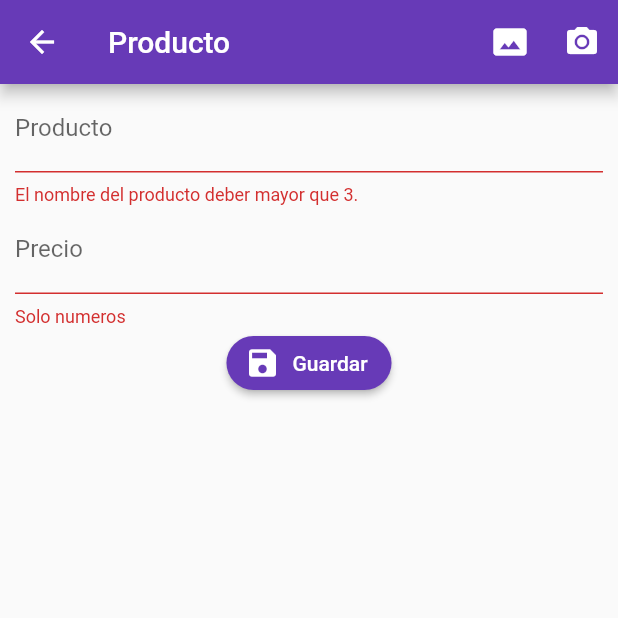
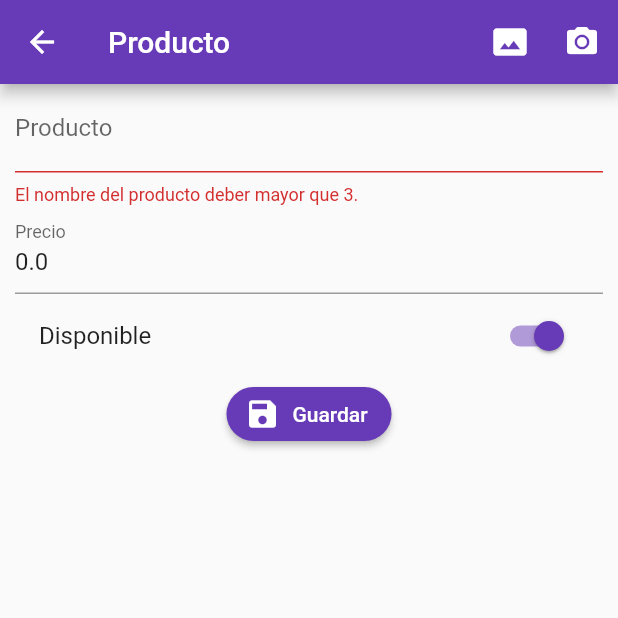
Before and after one commit to oscar02r/form_validation_blog, a Flutter app: the ProductoPage screen opened by its route, after a tap on "Guardar", on a phone screen of 412 x 824 dp, the top half of it. Run offline on Flutter 3.47's test engine with Material 2 defaults, Android fonts, the phone set to English and light mode, and no system bars; our stand-ins replace rxdart.

Commit message:
Create product ready

```diff
--- a/lib/main.dart
+++ b/lib/main.dart
@@ -22,7 +22,8 @@ class MyApp extends StatelessWidget{
           ProductoPage.routeName : (BuildContext context) => ProductoPage(),
         },
         theme: ThemeData(
-          primaryColor: Colors.deepPurple
+          primaryColor: Colors.deepPurple,
+
         )
       )
     );
--- a/lib/src/page/producto_page.dart
+++ b/lib/src/page/producto_page.dart
@@ -1,5 +1,7 @@
 import 'package:flutter/material.dart';
-import 'package:form_blog/src/utils/utils.dart' as utils ;
+import 'package:form_blog/src/models/producto_model.dart';
+import 'package:form_blog/src/providers/producto_providers.dart';
+import 'package:form_blog/src/utils/utils.dart' as utils;
 
 class ProductoPage extends StatefulWidget {
   static final routeName = 'producto';
@@ -10,6 +12,8 @@ static final routeName = 'producto';
 
 class _ProductoPageState extends State<ProductoPage> {
   final formKey = GlobalKey<FormState>();
+  final productoProvider = new ProductoProvider();
+  ProductoModel producto = new ProductoModel();
 
   @override
   Widget build(BuildContext context) {
@@ -18,23 +22,19 @@ final formKey = GlobalKey<FormState>();
         title: Text('Producto'),
         actions: [
           IconButton(
-              icon: Icon(Icons.photo_size_select_actual),
-              onPressed: (){}
-          ),
-          IconButton(
-              icon: Icon(Icons.camera_alt),
-              onPressed: (){}
-          )
+              icon: Icon(Icons.photo_size_select_actual), onPressed: () {}),
+          IconButton(icon: Icon(Icons.camera_alt), onPressed: () {})
         ],
       ),
       body: Container(
         padding: EdgeInsets.symmetric(horizontal: 10.0),
         child: Form(
-          key:formKey,
+          key: formKey,
           child: Column(
             children: [
               _crearNombre(context),
               _crearPrecio(),
+              _crearDisponible(context),
               _crearBoton(context)
             ],
           ),
@@ -45,56 +45,67 @@ final formKey = GlobalKey<FormState>();
 
   Widget _crearNombre(BuildContext context) {
     return TextFormField(
-
+      initialValue: producto.titulo,
       textCapitalization: TextCapitalization.sentences,
-      decoration: InputDecoration(
-        labelText: 'Producto'
-      ),
+      decoration: InputDecoration(labelText: 'Producto'),
       cursorColor: Theme.of(context).primaryColor,
-      validator: ( value){
-         if(value!.length < 3){
+      validator: (value) {
+        if (value!.length < 3) {
           return 'El nombre del producto deber mayor que 3.';
-         }else{
+        } else {
           return null;
         }
       },
+      onSaved: (value) => producto.titulo = value,
     );
   }
 
-Widget  _crearPrecio() {
+  Widget _crearPrecio() {
     return TextFormField(
+
+      initialValue: producto.valor.toString(),
       keyboardType: TextInputType.numberWithOptions(decimal: true),
       decoration: InputDecoration(
-        labelText: 'Precio'
+          labelText: 'Precio',
       ),
-      validator: (value){
-        if(   utils.isNumeric(value!)){
+      validator: (value) {
+        if (utils.isNumeric(value!)) {
           return null;
-        }else{
+        } else {
           return 'Solo numeros';
         }
-
-      }
+      },
+      onSaved: (value) => producto.valor = double.tryParse(value!),
     );
   }
 
- Widget _crearBoton(BuildContext context ) {
+  Widget _crearBoton(BuildContext context) {
     return ElevatedButton.icon(
       style: ElevatedButton.styleFrom(
           primary: Theme.of(context).primaryColor,
           onPrimary: Colors.white,
           shape: RoundedRectangleBorder(
-            borderRadius: BorderRadius.circular(20.0)
-          )
-        ),
+              borderRadius: BorderRadius.circular(20.0))),
       icon: Icon(Icons.save),
       label: Text('Guardar'),
-      onPressed:_submit,
+      onPressed: _submit,
     );
   }
 
+  Widget _crearDisponible(BuildContext context) {
+    return SwitchListTile(
+        title: Text("Disponible"),
+        activeColor: Theme.of(context).primaryColor,
+        value: producto.disponible as bool,
+        onChanged: (value) => setState(() {
+              producto.disponible = value;
+            }));
+  }
+
   void _submit() {
-    if(!formKey.currentState!.validate()) return;
-    print('Todo Okay');
+    if (!formKey.currentState!.validate()) return;
+
+    formKey.currentState?.save();
+    productoProvider.crearProducto(producto);
   }
 }
--- /dev/null
+++ b/lib/src/providers/producto_providers.dart
@@ -0,0 +1,18 @@
+
+import 'dart:convert';
+import 'package:http/http.dart' as http;
+import 'package:form_blog/src/models/producto_model.dart';
+
+class ProductoProvider{
+  final String _url = 'https://flutter-varios-11539-default-rtdb.firebaseio.com';
+
+  Future<bool> crearProducto( ProductoModel producto) async{
+    final url = Uri.parse('$_url/productos.json') ;
+
+    final resp = await http.post(url,body: productoModelToJson(producto) );
+    final decodeData =  json.decode(resp.body);
+    return true;
+  }
+
+
+}
--- a/pubspec.yaml
+++ b/pubspec.yaml
@@ -29,6 +29,7 @@ dependencies:
   # Use with the CupertinoIcons class for iOS style icons.
   cupertino_icons: ^1.0.2
   rxdart: ^0.27.1
+  http: ^0.13.3
 
 dev_dependencies:
   flutter_test:
```
Also changed, not shown: pubspec.lock. Lines whose indentation alone changed are shown as unchanged.
